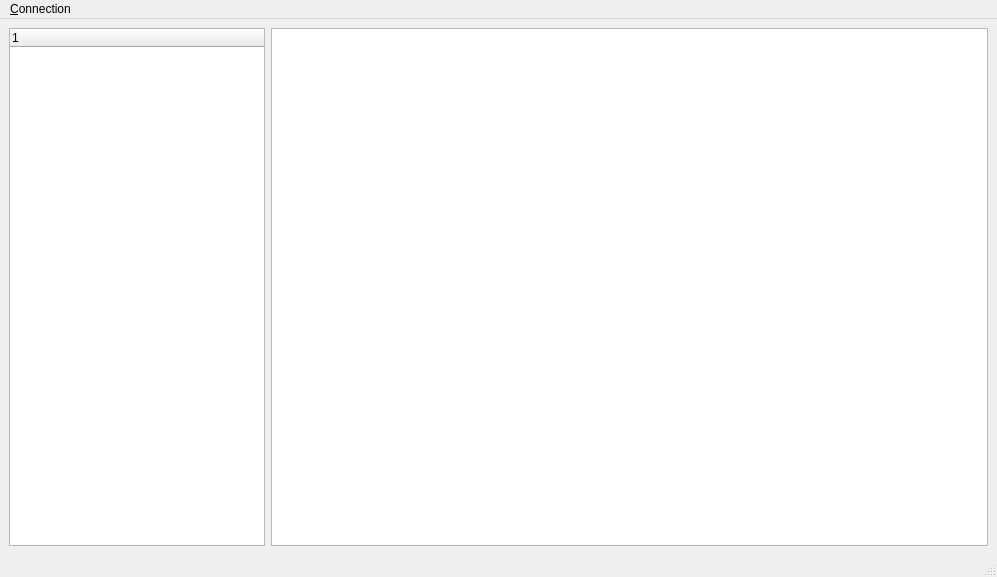
This is desktop/form_main.ui in nilscc/irc2me as Qt 5 draws it before an edit. The edited form follows.
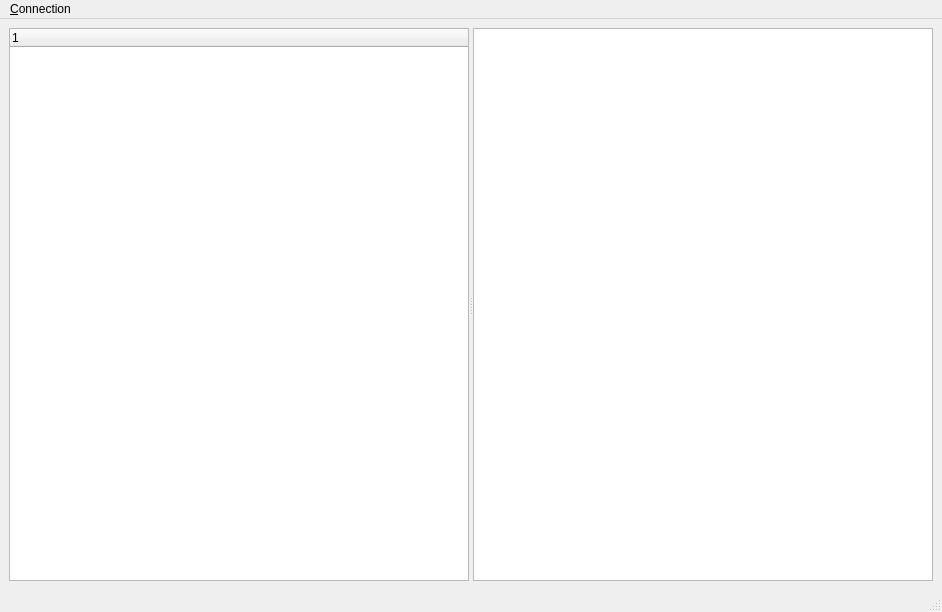
This is the edited form. Custom widgets are drawn as their Qt base class.

Commit message: Setup splitter layout for network list

Patch:
```diff
--- a/desktop/form_main.ui
+++ b/desktop/form_main.ui
@@ -6,18 +6,20 @@
    <rect>
     <x>0</x>
     <y>0</y>
-    <width>997</width>
-    <height>577</height>
+    <width>942</width>
+    <height>612</height>
    </rect>
   </property>
   <property name="windowTitle">
    <string>irc2me</string>
   </property>
   <widget class="QWidget" name="centralwidget">
-   <layout class="QHBoxLayout" name="horizontalLayout_2">
-    <item>
-     <layout class="QHBoxLayout" name="horizontalLayout" stretch="0,1">
-      <item>
+   <layout class="QGridLayout" name="gridLayout">
+    <item row="0" column="0">
+     <widget class="QSplitter" name="splitter">
+      <property name="childrenCollapsible">
+       <bool>false</bool>
+      </property>
        <widget class="NetworkList" name="treeWidget_networklist">
         <property name="sizePolicy">
          <sizepolicy hsizetype="Preferred" vsizetype="Expanding">
@@ -31,11 +33,8 @@
          </property>
         </column>
        </widget>
-      </item>
-      <item>
        <widget class="ChannelViewer" name="tableWidget"/>
-      </item>
-     </layout>
+     </widget>
     </item>
    </layout>
   </widget>
@@ -44,7 +43,7 @@
     <rect>
      <x>0</x>
      <y>0</y>
-     <width>997</width>
+     <width>942</width>
      <height>21</height>
     </rect>
    </property>
```
Lines whose indentation alone changed are shown as unchanged. The commit also changes 1 other file.
